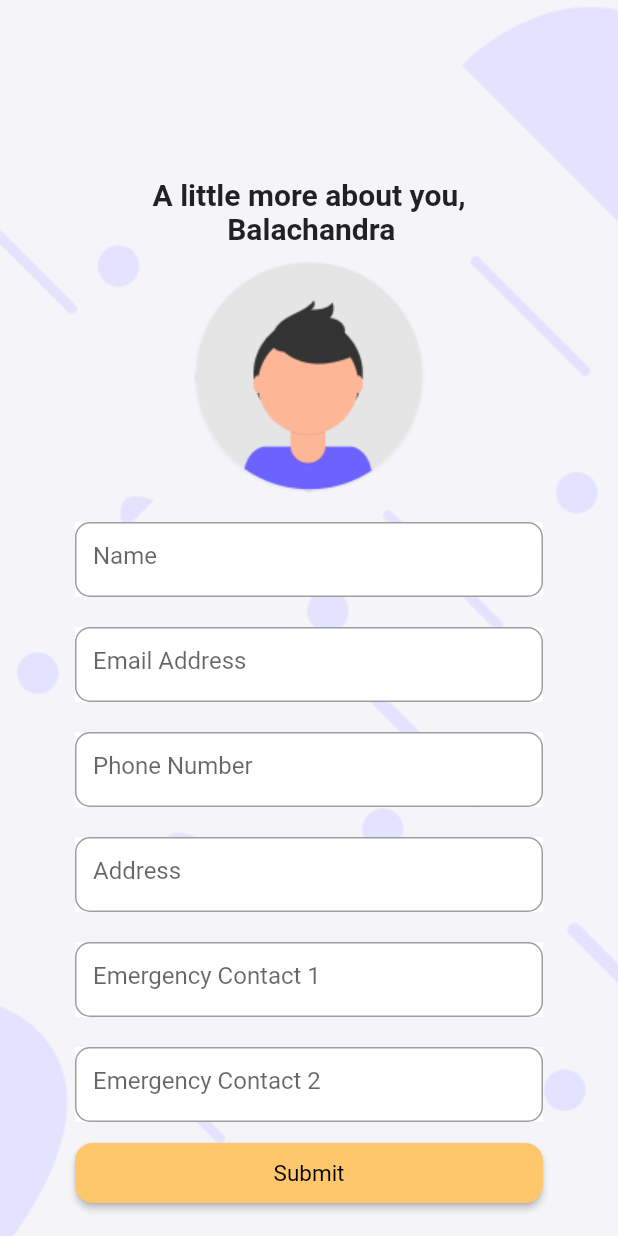
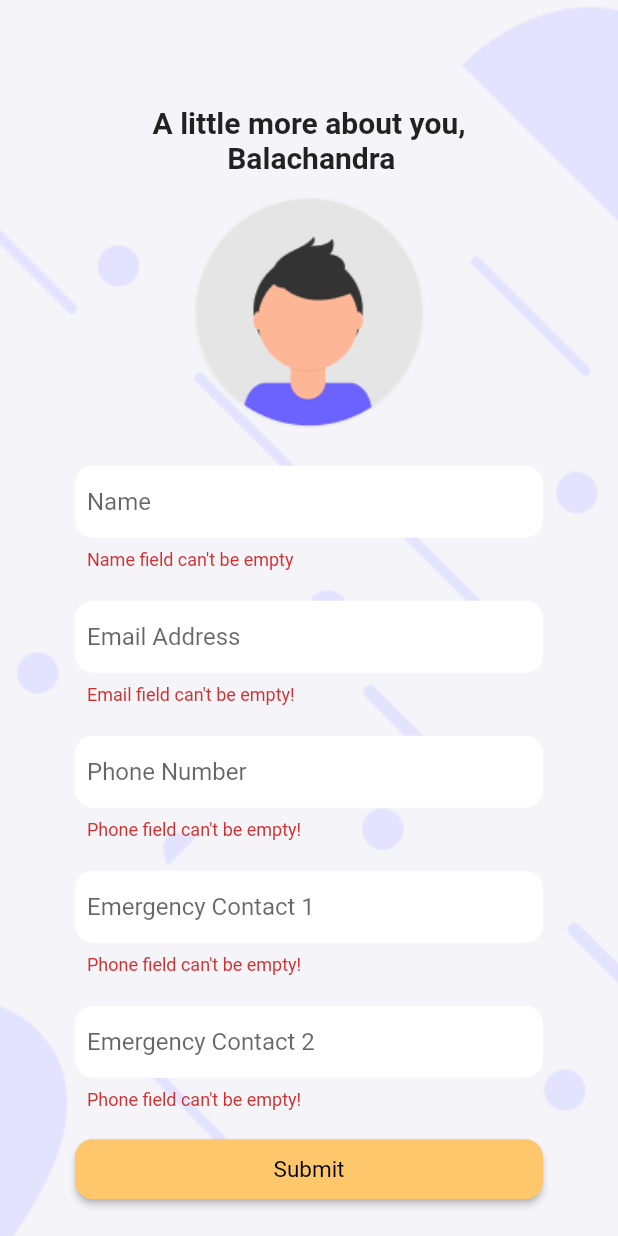
Before and after one commit to Baluds/Smart-watch, a Flutter app: the EditProfile screen opened directly, after a tap on "Submit", on a phone screen of 412 x 824 dp. Run offline on Flutter 3.47's test engine with Material 2 defaults, Android fonts, the phone set to English and light mode, and no system bars; our stand-ins replace cloud_firestore, firebase_auth, firebase_core, font_awesome_flutter, google_fonts, google_maps_flutter and 1 more; missing offline and left inert: dart:ffi; accounts and stored records are empty.

Commit message:
Fixed edit profile UI

```diff
--- a/lib/ui/pages/forgetpass.dart
+++ b/lib/ui/pages/forgetpass.dart
@@ -121,7 +121,7 @@ class _ForgetPasswordState extends State<ForgetPassword> {
                     textAlign: TextAlign.center,
                     style: GoogleFonts.nunito(
                         textStyle: const TextStyle(
-                            fontSize: 20, fontWeight: FontWeight.w700)),
+                            fontSize: 18, fontWeight: FontWeight.w700)),
                   ),
                 ),
                 actions: <Widget>[
--- a/lib/ui/pages/login.dart
+++ b/lib/ui/pages/login.dart
@@ -99,9 +99,13 @@ class _LoginscreenState extends State<Loginscreen> {
         ),
       ),
       validator: (inputValue) {
-        if (inputValue!.isEmpty || !_emailRegex.hasMatch(inputValue)) {
+        if (inputValue!.isEmpty) {
+          return "Email field can't be empty!";
+        }
+        if (!_emailRegex.hasMatch(inputValue)) {
           return "Please enter proper email";
         }
+
         return null;
       },
     );
--- a/lib/ui/pages/profile.dart
+++ b/lib/ui/pages/profile.dart
@@ -1,5 +1,7 @@
 // import 'package:firebase_core/firebase_core.dart';
 import 'package:flutter/material.dart';
+import 'package:google_fonts/google_fonts.dart';
+import 'package:smart_watch/services/service.dart';
 // import 'package:firebase_auth/firebase_auth.dart';
 // import 'package:firebase_core/firebase_core.dart';
 
@@ -12,7 +14,14 @@ class EditProfile extends StatefulWidget {
 
 class _EditProfileState extends State<EditProfile> {
   final _formKey = GlobalKey<FormState>();
-
+  bool isValidForm = false;
+  String _error = '';
+  final auth = Auth();
+  bool isLoading = false;
+  String user_id = '';
+  final RegExp _emailRegex = RegExp(
+      r'^(([^<>()[\]\\.,;:\s@\"]+(\.[^<>()[\]\\.,;:\s@\"]+)*)|(\".+\"))@((\[[0-9]{1,3}\.[0-9]{1,3}\.[0-9]{1,3}\.[0-9]{1,3}\])|(([a-zA-Z\-0-9]+\.)+[a-zA-Z]{2,}))$');
+  final RegExp _phoneRegex = RegExp(r'^[0-9]{10}$');
   //editing controller
   final TextEditingController namecontroller = TextEditingController();
   final TextEditingController emailcontroller = TextEditingController();
@@ -20,118 +29,226 @@ class _EditProfileState extends State<EditProfile> {
   final TextEditingController addresscontroller = TextEditingController();
   final TextEditingController emergencycontroller1 = TextEditingController();
   final TextEditingController emergencycontroller2 = TextEditingController();
+  validateSignUp() async {
+    if (_formKey.currentState!.validate()) {
+      setState(() {
+        isValidForm = true;
+      });
+    } else {
+      setState(() {
+        isValidForm = false;
+      });
+    }
+    if (!isValidForm) {
+      print('invalid');
+    } else {
+      // try {
+      //   setState(() {
+      //     isLoading = true;
+      //     _error = '';
+      //   });
+      //   // your update funcion firebase
+      //   setState(() {
+      //     isLoading = false;
+      //   });
+      // } on FirebaseAuthException catch (e) {
+      //   print(e);
+      //   print(e.code);
+      //   setState(() {
+      //     isLoading = false;
+      //     if (e.code == 'network-request-failed') {
+      //       _error = 'Please connect to internet and try again';
+      //     } else
+      //       _error = e.message.toString();
+      //   });
+      // }
+      // if (user_id == '') {
+      // } else {
+      showDialog<String>(
+        context: context,
+        builder: (BuildContext context) => AlertDialog(
+          backgroundColor: const Color(0xFFFFDCA2),
+          insetPadding: const EdgeInsets.only(bottom: 520),
+          actionsAlignment: MainAxisAlignment.center,
+          shape: RoundedRectangleBorder(
+            borderRadius: BorderRadius.circular(20.0),
+            side: const BorderSide(
+              color: Color(0xFFFFDCA2),
+            ),
+          ),
+          titlePadding: const EdgeInsets.only(top: 15),
+          title: SizedBox(
+            width: MediaQuery.of(context).size.width * 0.7,
+            child: Text(
+              "Account details has been updated successfully!",
+              textAlign: TextAlign.center,
+              style: GoogleFonts.nunito(
+                  textStyle: const TextStyle(
+                      fontSize: 18, fontWeight: FontWeight.w700)),
+            ),
+          ),
+          actions: <Widget>[
+            TextButton(
+              onPressed: () {
+                Navigator.pop(context);
+                Navigator.pop(context);
+              },
+              child: Text(
+                'Ok',
+                style: GoogleFonts.nunito(
+                  fontSize: 16,
+                  fontWeight: FontWeight.w700,
+                  color: const Color.fromARGB(255, 100, 95, 51),
+                ),
+              ),
+            ),
+          ],
+        ),
+      );
+      //}
+    }
+  }
 
   @override
   Widget build(BuildContext context) {
     //name
-    final name = Container(
-        height: 50,
-        width: 312,
-        color: Colors.white,
-        child: TextFormField(
+    final name = TextFormField(
       autofocus: false,
       controller: namecontroller,
       keyboardType: TextInputType.emailAddress,
-          //validator: () {},
+      onSaved: (value) {
+        namecontroller.text = value!;
+      },
+      validator: (inputValue) {
+        if (inputValue!.isEmpty) {
+          return "Name field can't be empty";
+        }
+        return null;
+      },
+      textInputAction: TextInputAction.next,
+      decoration: InputDecoration(
+        contentPadding: const EdgeInsets.all(8),
+        filled: true,
+        fillColor: Colors.white,
+        hintText: "Name",
+        border: OutlineInputBorder(
+          borderRadius: BorderRadius.circular(12),
+          borderSide: BorderSide.none,
+        ),
+      ),
+    );
+
+    //emailfield
+    final emailField = TextFormField(
+        autofocus: false,
+        controller: emailcontroller,
+        keyboardType: TextInputType.emailAddress,
+        validator: (inputValue) {
+          if (inputValue!.isEmpty) {
+            return "Email field can't be empty!";
+          }
+          if (!_emailRegex.hasMatch(inputValue)) {
+            return "Please enter proper email";
+          }
+
+          return null;
+        },
         onSaved: (value) {
           emailcontroller.text = value!;
         },
         textInputAction: TextInputAction.next,
         decoration: InputDecoration(
-            hintText: "Name",
-            border: OutlineInputBorder(borderRadius: BorderRadius.circular(10)),
+          contentPadding: const EdgeInsets.all(8),
+          filled: true,
+          fillColor: Colors.white,
+          hintText: "Email Address",
+          border: OutlineInputBorder(
+            borderRadius: BorderRadius.circular(12),
+            borderSide: BorderSide.none,
           ),
         ));
+    final phoneField = TextFormField(
+        autofocus: false,
+        controller: phonecontroller,
+        keyboardType: TextInputType.phone,
+        validator: (inputValue) {
+          if (inputValue!.isEmpty) {
+            return "Phone field can't be empty!";
+          }
+          if (!_phoneRegex.hasMatch(inputValue)) {
+            return "Please enter proper number";
+          }
 
-    //emailfield
-    final emailField = Container(
-        height: 50,
-        width: 312,
-        color: Colors.white,
-        child: TextFormField(
-          autofocus: false,
-          controller: emailcontroller,
-          keyboardType: TextInputType.emailAddress,
-          //validator: () {},
+          return null;
+        },
         onSaved: (value) {
           emailcontroller.text = value!;
         },
         textInputAction: TextInputAction.next,
         decoration: InputDecoration(
-            hintText: "Email Address",
-            border: OutlineInputBorder(borderRadius: BorderRadius.circular(10)),
+          contentPadding: const EdgeInsets.all(8),
+          filled: true,
+          fillColor: Colors.white,
+          hintText: "Phone Number",
+          border: OutlineInputBorder(
+            borderRadius: BorderRadius.circular(12),
+            borderSide: BorderSide.none,
           ),
         ));
-    final phoneField = Container(
-        height: 50,
-        width: 312,
-        color: Colors.white,
-        child: TextFormField(
+    final emergencyfield1 = TextFormField(
         autofocus: false,
-          controller: phonecontroller,
+        controller: emergencycontroller1,
         keyboardType: TextInputType.phone,
-          //validator: () {},
+        validator: (inputValue) {
+          if (inputValue!.isEmpty) {
+            return "Phone field can't be empty!";
+          }
+          if (!_phoneRegex.hasMatch(inputValue)) {
+            return "Please enter proper number";
+          }
+
+          return null;
+        },
         onSaved: (value) {
           emailcontroller.text = value!;
         },
         textInputAction: TextInputAction.next,
         decoration: InputDecoration(
-            hintText: "Phone Number",
-            border: OutlineInputBorder(borderRadius: BorderRadius.circular(10)),
+          contentPadding: const EdgeInsets.all(8),
+          filled: true,
+          fillColor: Colors.white,
+          hintText: "Emergency Contact 1",
+          border: OutlineInputBorder(
+            borderRadius: BorderRadius.circular(12),
+            borderSide: BorderSide.none,
           ),
         ));
-    final addressField = Container(
-        height: 50,
-        width: 312,
-        color: Colors.white,
-        child: TextFormField(
+    final emergencyfield2 = TextFormField(
         autofocus: false,
-          controller: addresscontroller,
-          keyboardType: TextInputType.streetAddress,
-          //validator: () {},
+        controller: emergencycontroller2,
+        keyboardType: TextInputType.phone,
+        validator: (inputValue) {
+          if (inputValue!.isEmpty) {
+            return "Phone field can't be empty!";
+          }
+          if (!_phoneRegex.hasMatch(inputValue)) {
+            return "Please enter proper number";
+          }
+
+          return null;
+        },
         onSaved: (value) {
           emailcontroller.text = value!;
         },
         textInputAction: TextInputAction.next,
         decoration: InputDecoration(
-            hintText: "Address",
-            border: OutlineInputBorder(borderRadius: BorderRadius.circular(10)),
-          ),
-        ));
-    final emergencyfield1 = Container(
-        height: 50,
-        width: 312,
-        color: Colors.white,
-        child: TextFormField(
-          autofocus: false,
-          controller: emergencycontroller1,
-          keyboardType: TextInputType.phone,
-          //validator: () {},
-          onSaved: (value) {
-            emailcontroller.text = value!;
-          },
-          textInputAction: TextInputAction.next,
-          decoration: InputDecoration(
-            hintText: "Emergency Contact 1",
-            border: OutlineInputBorder(borderRadius: BorderRadius.circular(10)),
-          ),
-        ));
-    final emergencyfield2 = Container(
-        height: 50,
-        width: 312,
-        color: Colors.white,
-        child: TextFormField(
-          autofocus: false,
-          controller: emergencycontroller2,
-          keyboardType: TextInputType.phone,
-          //validator: () {},
-          onSaved: (value) {
-            emailcontroller.text = value!;
-          },
-          textInputAction: TextInputAction.next,
-          decoration: InputDecoration(
+          contentPadding: const EdgeInsets.all(8),
+          filled: true,
+          fillColor: Colors.white,
           hintText: "Emergency Contact 2",
-            border: OutlineInputBorder(borderRadius: BorderRadius.circular(10)),
+          border: OutlineInputBorder(
+            borderRadius: BorderRadius.circular(12),
+            borderSide: BorderSide.none,
           ),
         ));
 
@@ -147,7 +264,7 @@ class _EditProfileState extends State<EditProfile> {
           borderRadius: BorderRadius.circular(12), // <-- Radius
         ),
       ),
-      onPressed: () {},
+      onPressed: () async => validateSignUp(),
       child: const Text(
         'Submit',
       ),
@@ -161,7 +278,11 @@ class _EditProfileState extends State<EditProfile> {
       child: Scaffold(
         backgroundColor: Colors.transparent,
         body: Center(
-          child: SingleChildScrollView(
+          child: isLoading
+              ? const CircularProgressIndicator(
+                  color: Color(0xffFFC76C),
+                )
+              : SingleChildScrollView(
                   physics: const BouncingScrollPhysics(),
                   child: Form(
                     key: _formKey,
@@ -171,7 +292,7 @@ class _EditProfileState extends State<EditProfile> {
                         crossAxisAlignment: CrossAxisAlignment.center,
                         children: [
                           const Padding(
-                        padding: EdgeInsets.fromLTRB(0, 100, 0, 0),
+                              padding: EdgeInsets.fromLTRB(0, 50, 0, 0),
                               child: Text(
                                 'A little more about you,\n          Balachandra',
                                 style: TextStyle(
@@ -180,8 +301,9 @@ class _EditProfileState extends State<EditProfile> {
                                 ),
                               )),
                           Padding(
-                        padding: const EdgeInsets.all(10),
-                        child: Image.asset('assets/images/profile_pic.png')),
+                              padding: const EdgeInsets.all(15),
+                              child:
+                                  Image.asset('assets/images/profile_pic.png')),
                           Padding(
                             padding: const EdgeInsets.all(10),
                             child: name,
@@ -196,14 +318,15 @@ class _EditProfileState extends State<EditProfile> {
                           ),
                           Padding(
                             padding: const EdgeInsets.all(10),
-                      child: addressField,
-                    ),
-                    Padding(
-                      padding: const EdgeInsets.all(10),
                             child: emergencyfield1,
                           ),
                           Padding(
-                      padding: const EdgeInsets.all(10),
+                            padding: const EdgeInsets.only(
+                              top: 10,
+                              left: 10,
+                              right: 10,
+                              bottom: 15,
+                            ),
                             child: emergencyfield2,
                           ),
                           loginbutton,
--- a/lib/ui/pages/signup.dart
+++ b/lib/ui/pages/signup.dart
@@ -97,7 +97,7 @@ class _SignupscreenState extends State<Signupscreen> {
                 textAlign: TextAlign.center,
                 style: GoogleFonts.nunito(
                     textStyle: const TextStyle(
-                        fontSize: 20, fontWeight: FontWeight.w700)),
+                        fontSize: 18, fontWeight: FontWeight.w700)),
               ),
             ),
             actions: <Widget>[
@@ -168,9 +168,13 @@ class _SignupscreenState extends State<Signupscreen> {
       controller: emailcontroller,
       keyboardType: TextInputType.emailAddress,
       validator: (inputValue) {
-        if (inputValue!.isEmpty || !_emailRegex.hasMatch(inputValue)) {
+        if (inputValue!.isEmpty) {
+          return "Email field can't be empty!";
+        }
+        if (!_emailRegex.hasMatch(inputValue)) {
           return "Please enter proper email";
         }
+
         return null;
       },
       onSaved: (value) {
```
Lines whose indentation alone changed are shown as unchanged.
